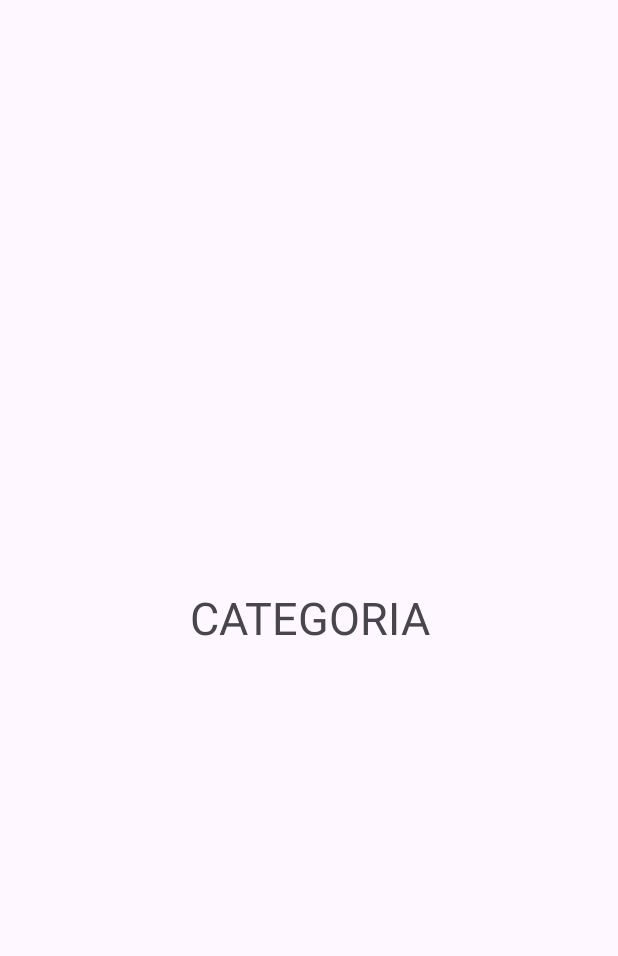
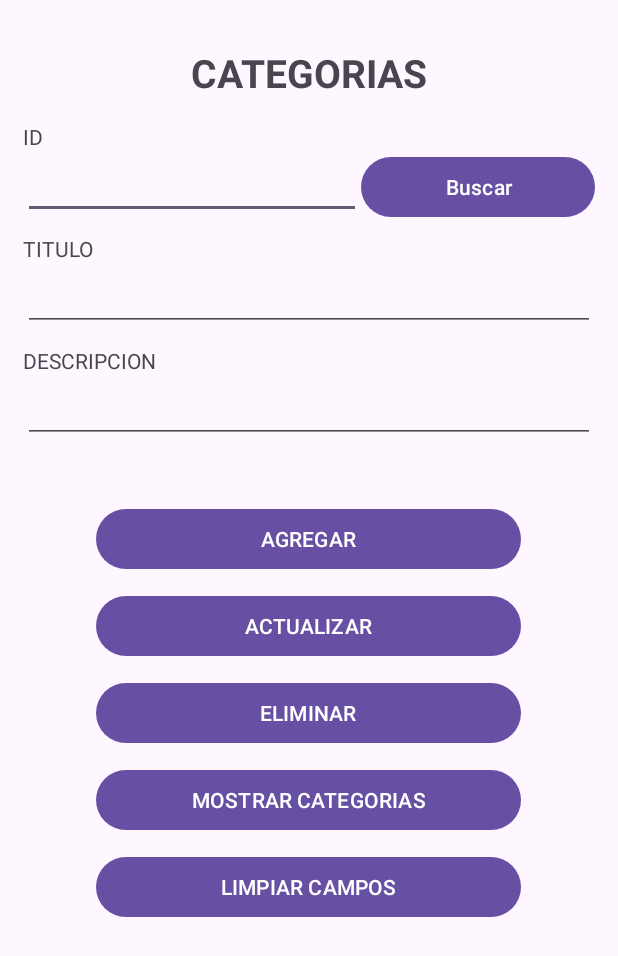
Before and after one commit to paullcv/MenuApp, an Android app: the Categoria screen opened directly, with no data from a screen before it, on a phone screen of 412 x 824 dp. Shown: the top 956 px of the screen. Run offline under Robolectric (Android 15) with nearby library versions, the phone set to English and light mode, and no system bars.

Commit message:
CRUD CATEGORIA MVC

```diff
--- a/app/src/main/AndroidManifest.xml
+++ b/app/src/main/AndroidManifest.xml
@@ -12,6 +12,9 @@
         android:supportsRtl="true"
         android:theme="@style/Theme.AgendaPersonalBeta"
         tools:targetApi="31">
+        <activity
+            android:name=".CategoriaMostrar"
+            android:exported="false" />
         <activity
             android:name=".Controlador.Contacto.ContactoMostar"
             android:exported="false" />
--- a/app/src/main/java/com/example/agendapersonalbeta/Categoria.java
+++ b/app/src/main/java/com/example/agendapersonalbeta/Categoria.java
@@ -2,13 +2,107 @@ package com.example.agendapersonalbeta;
 
 import androidx.appcompat.app.AppCompatActivity;
 
+import android.content.Intent;
 import android.os.Bundle;
+import android.view.View;
+import android.widget.Button;
+import android.widget.EditText;
+import android.widget.Toast;
+
+import com.example.agendapersonalbeta.Controlador.Contacto.ContactoMostar;
+import com.example.agendapersonalbeta.Modelo.Contacto.ClaseContacto;
 
 public class Categoria extends AppCompatActivity {
+
+    //CONEXION VARIABLES DE LA VISTA
+    EditText etIdCategoria;
+    EditText etTituloCategoria;
+    EditText etDescripcionCategoria;
+
+    Button btnAgregarCategoria;
+    Button btnEditarCategoria;
+    Button btnEliminarCategoria;
+    Button btnMostarCategoria;
+    Button btnBuscarCategoria;
+    Button btnLimpiarCategoria;
 
     @Override
     protected void onCreate(Bundle savedInstanceState) {
         super.onCreate(savedInstanceState);
         setContentView(R.layout.activity_categoria);
+
+        etIdCategoria = findViewById(R.id.editTextIdCategoria);
+        etTituloCategoria = findViewById(R.id.editTextTituloCategoria);
+        etDescripcionCategoria = findViewById(R.id.editTextDescripcionCategoria);
+
+        btnAgregarCategoria = findViewById(R.id.btnAddCategoria);
+        btnMostarCategoria = findViewById(R.id.btnShowCategoria);
+        btnBuscarCategoria = findViewById(R.id.btnBuscarCategoria);
+        btnEditarCategoria = findViewById(R.id.btnEditCategoria);
+        btnEliminarCategoria = findViewById(R.id.btnDeleteCategoria);
+
+        //CREAMOS LA INSTANCIA CON EL MODELO
+        ModeloCategoria modeloCategoria = new ModeloCategoria(Categoria.this);
+
+        //GENERAR EL EVENTO DE AGREGAR CATEGORIA
+        btnAgregarCategoria.setOnClickListener(new View.OnClickListener() {
+            @Override
+            public void onClick(View view) {
+                modeloCategoria.agregarCategoria(Integer.valueOf(etIdCategoria.getText().toString()), etTituloCategoria.getText().toString(), etDescripcionCategoria.getText().toString());
+                limpiar();
+                Toast.makeText(getApplicationContext(), "LA CATEGORIA SE AGREGO CORRECTAMENTE", Toast.LENGTH_SHORT).show();
+            }
+        });
+
+        //GENERAR EL EVENTO DE MOSTRAR CATEGORIAS
+        btnMostarCategoria.setOnClickListener(new View.OnClickListener() {
+            @Override
+            public void onClick(View view) {
+                Intent mostrarCategorias = new Intent(getApplicationContext(), CategoriaMostrar.class);
+                startActivity(mostrarCategorias);
+            }
+        });
+
+        //GENERAR EVENTO DE BUSCAR CATEGORIA
+        btnBuscarCategoria.setOnClickListener(new View.OnClickListener() {
+            @Override
+            public void onClick(View view) {
+                ClaseCategoria categoria = new ClaseCategoria();
+                String textid = etIdCategoria.getText().toString();
+                int id = Integer.valueOf(textid);
+                modeloCategoria.buscarCategoria(categoria, id);
+                etTituloCategoria.setText(categoria.getTitulo());
+                etDescripcionCategoria.setText(categoria.getDescripcion());
+
+            }
+        });
+
+        //GENERAR EVENTO DE EDITAR CATEGORIA
+        btnEditarCategoria.setOnClickListener(new View.OnClickListener() {
+            @Override
+            public void onClick(View view) {
+                modeloCategoria.editarCategoria(Integer.valueOf(etIdCategoria.getText().toString()), etTituloCategoria.getText().toString(), etDescripcionCategoria.getText().toString());
+                limpiar();
+                Toast.makeText(getApplicationContext(), "Los Datos se Actualizaron Correctamente", Toast.LENGTH_SHORT).show();
+            }
+        });
+
+        //GENERAR EVENTO DE ELIMINAR CATEGORIA
+        btnEliminarCategoria.setOnClickListener(new View.OnClickListener() {
+            @Override
+            public void onClick(View view) {
+                modeloCategoria.eliminarCategoria(Integer.valueOf(etIdCategoria.getText().toString()));
+                limpiar();
+                Toast.makeText(getApplicationContext(), "Los Datos se Eliminaron Correctamente", Toast.LENGTH_SHORT).show();
+            }
+        });
+
     }
+
+    private void limpiar(){
+        etIdCategoria.setText("");
+        etTituloCategoria.setText("");
+        etDescripcionCategoria.setText("");
+    }
+
 }
--- a/app/src/main/java/com/example/agendapersonalbeta/Modelo/AgendaBD.java
+++ b/app/src/main/java/com/example/agendapersonalbeta/Modelo/AgendaBD.java
@@ -9,8 +9,11 @@ import androidx.annotation.Nullable;
 public class AgendaBD extends SQLiteOpenHelper {
 
     private static final String NOMBRE_BD = "agenda.db";
-    private static final int VERSION_BD = 1;
+    private static final int VERSION_BD = 10;
     public static final String TABLA_CONTACTO="CREATE TABLE CONTACTO(ID INTEGER PRIMARY KEY , NOMBRE TEXT, CORREO TEXT, TELEFONO TEXT UNIQUE, DIRECCION TEXT)";
+
+    public static final String TABLA_CATEGORIA="CREATE TABLE CATEGORIA(ID INTEGER PRIMARY KEY , TITULO TEXT, DESCRIPCION TEXT)";
+
 
     public AgendaBD(@Nullable Context context){
         super(context, NOMBRE_BD, null, VERSION_BD );
@@ -19,12 +22,15 @@ public class AgendaBD extends SQLiteOpenHelper {
     @Override
     public void onCreate(SQLiteDatabase sqLiteDatabase) {
         sqLiteDatabase.execSQL(TABLA_CONTACTO);
+        sqLiteDatabase.execSQL(TABLA_CATEGORIA);
     }
 
     @Override
     public void onUpgrade(SQLiteDatabase sqLiteDatabase, int i, int i1) {
         sqLiteDatabase.execSQL("DROP TABLE IF EXISTS "+ TABLA_CONTACTO);
+        sqLiteDatabase.execSQL("DROP TABLE IF EXISTS "+ TABLA_CATEGORIA);
         sqLiteDatabase.execSQL(TABLA_CONTACTO);
+        sqLiteDatabase.execSQL(TABLA_CATEGORIA);
         onCreate(sqLiteDatabase);
     }
 }
--- a/app/src/main/res/layout/activity_categoria.xml
+++ b/app/src/main/res/layout/activity_categoria.xml
@@ -1,17 +1,135 @@
 <?xml version="1.0" encoding="utf-8"?>
-<androidx.constraintlayout.widget.ConstraintLayout xmlns:android="http://schemas.android.com/apk/res/android"
+<RelativeLayout xmlns:android="http://schemas.android.com/apk/res/android"
     xmlns:app="http://schemas.android.com/apk/res-auto"
     xmlns:tools="http://schemas.android.com/tools"
     android:layout_width="match_parent"
     android:layout_height="match_parent"
     tools:context=".Categoria">
 
-    <TextView
+
+    <LinearLayout
         android:layout_width="match_parent"
         android:layout_height="match_parent"
-        android:text="CATEGORIA"
-        android:textSize="30dp"
-        android:gravity="center"
-        />
+        android:orientation="vertical"
+        android:layout_marginBottom="15dp"
+        android:layout_marginLeft="15dp"
+        android:layout_marginRight="15dp"
+        android:layout_marginTop="15dp"
+        >
 
-</androidx.constraintlayout.widget.ConstraintLayout>
+        <TextView
+            android:id="@+id/tituloPrincipalCategoria"
+            android:layout_width="match_parent"
+            android:layout_height="wrap_content"
+            android:layout_margin="15dp"
+            android:gravity="center"
+            android:text="CATEGORIAS"
+            android:textSize="26dp"
+            android:textStyle="bold" />
+
+        <TextView
+            android:id="@+id/tituloId"
+            android:layout_width="match_parent"
+            android:layout_height="wrap_content"
+            android:text="ID" />
+
+         <LinearLayout
+            android:layout_width="match_parent"
+            android:layout_height="wrap_content"
+            android:orientation="horizontal">
+
+             <EditText
+                 android:id="@+id/editTextIdCategoria"
+                 android:layout_width="225dp"
+                 android:layout_height="wrap_content"
+                 android:layout_marginBottom="10dp"
+                 android:ems="10"
+                 android:inputType="text" />
+
+             <Button
+                 android:id="@+id/btnBuscarCategoria"
+                 android:layout_width="match_parent"
+                 android:layout_height="wrap_content"
+                 android:text="Buscar" />
+
+         </LinearLayout>
+
+
+        <TextView
+            android:id="@+id/tituloCategoria"
+            android:layout_width="match_parent"
+            android:layout_height="wrap_content"
+            android:text="TITULO" />
+
+        <EditText
+            android:id="@+id/editTextTituloCategoria"
+            android:layout_width="match_parent"
+            android:layout_height="wrap_content"
+            android:ems="10"
+            android:inputType="text"
+            android:layout_marginBottom="10dp"
+            />
+
+        <TextView
+            android:id="@+id/descripcionCategoria"
+            android:layout_width="match_parent"
+            android:layout_height="wrap_content"
+            android:text="DESCRIPCION" />
+
+        <EditText
+            android:id="@+id/editTextDescripcionCategoria"
+            android:layout_width="match_parent"
+            android:layout_height="wrap_content"
+            android:ems="10"
+            android:inputType="text"
+            android:layout_marginBottom="10dp"
+            />
+
+        <Button
+            android:id="@+id/btnAddCategoria"
+            android:layout_width="283dp"
+            android:layout_height="wrap_content"
+            android:layout_marginTop="30dp"
+            android:layout_gravity="center"
+            android:text="AGREGAR" />
+
+        <Button
+            android:id="@+id/btnEditCategoria"
+            android:layout_width="283dp"
+            android:layout_height="wrap_content"
+            android:layout_marginTop="10dp"
+            android:layout_gravity="center"
+            android:text="ACTUALIZAR" />
+
+        <Button
+            android:id="@+id/btnDeleteCategoria"
+            android:layout_width="283dp"
+            android:layout_height="wrap_content"
+            android:layout_marginTop="10dp"
+            android:layout_gravity="center"
+            android:text="ELIMINAR" />
+
+        <Button
+            android:id="@+id/btnShowCategoria"
+            android:layout_width="283dp"
+            android:layout_height="wrap_content"
+            android:layout_marginTop="10dp"
+            android:layout_gravity="center"
+            android:text="MOSTRAR CATEGORIAS" />
+
+        <Button
+            android:id="@+id/btnLimpiarCategoria"
+            android:layout_width="283dp"
+            android:layout_height="wrap_content"
+            android:layout_marginTop="10dp"
+            android:layout_gravity="center"
+            android:text="LIMPIAR CAMPOS" />
+
+
+
+
+
+    </LinearLayout>
+
+
+</RelativeLayout>
--- a/app/src/main/res/layout/activity_contacto.xml
+++ b/app/src/main/res/layout/activity_contacto.xml
@@ -128,7 +128,7 @@
             android:id="@+id/btnEditContacto"
             android:layout_width="match_parent"
             android:layout_height="wrap_content"
-            android:text="EDITAR" />
+            android:text="ACTUALIZAR" />
 
         <Button
             android:id="@+id/btnDeleteContacto"
```
Also changed, not shown: app/src/main/java/com/example/agendapersonalbeta/CategoriaAdaptador.java (added, +58 -0 lines), app/src/main/java/com/example/agendapersonalbeta/CategoriaMostrar.java (added, +33 -0 lines), app/src/main/java/com/example/agendapersonalbeta/ClaseCategoria.java (added, +41 -0 lines), app/src/main/java/com/example/agendapersonalbeta/ModeloCategoria.java (added, +86 -0 lines), app/src/main/res/layout/activity_categoria_mostrar.xml (added, +20 -0 lines), app/src/main/res/layout/item_categoria.xml (added, +72 -0 lines), app/src/main/res/drawable/categoria2.png (added).
